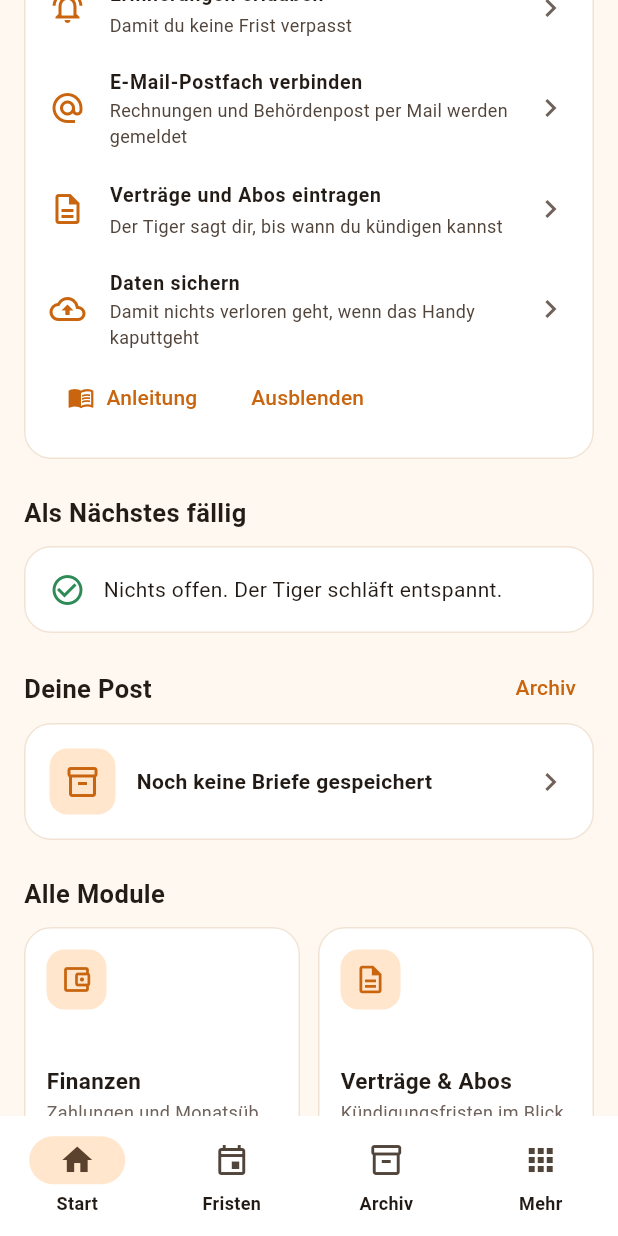
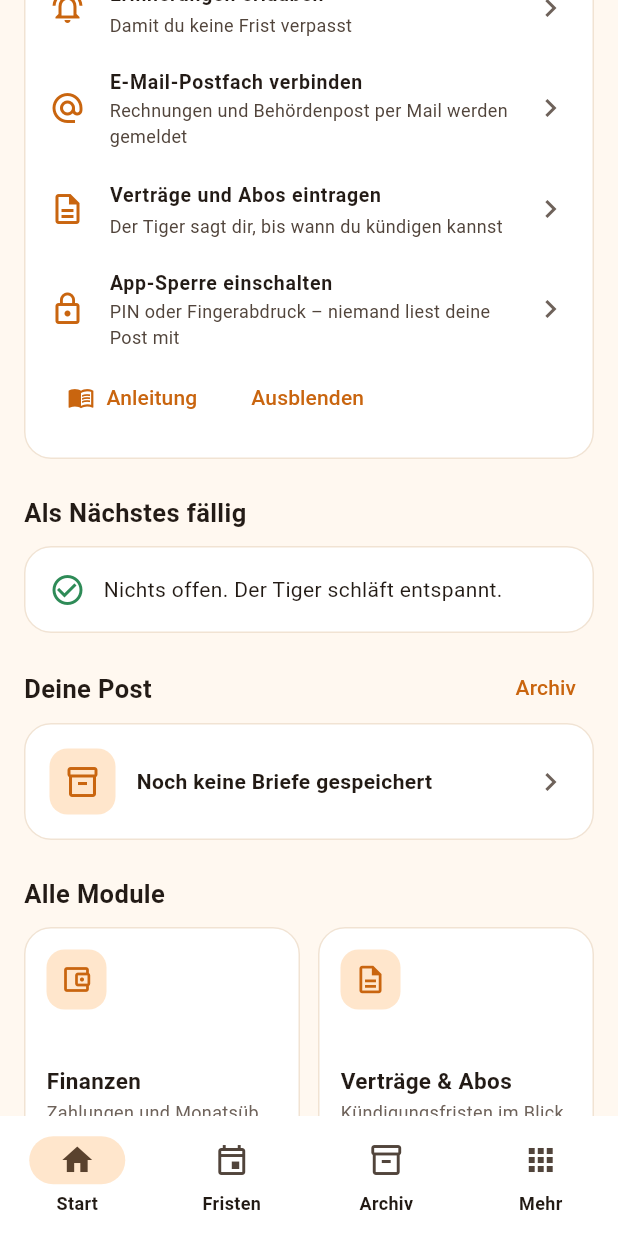
Before and after one commit to benderflorian2-a11y/Papiertiger1, a Flutter app: the Shell screen opened directly, scrolled down 576 dp, on a phone screen of 412 x 824 dp. Run offline on Flutter 3.47's test engine with Material 3 defaults, Android fonts, the phone set to English and light mode, and no system bars; our stand-ins replace flutter_local_notifications, image_picker, pdf, qr_flutter, share_plus, shared_preferences and 2 more; missing offline and left inert: cryptography, dart:js_interop, file_selector, fints, flutter_edge_ai, flutter_edge_ai_litertlm and 3 more; accounts and stored records are empty.

Commit message:
Erste Schritte: App-Sperre statt doppeltem „Daten sichern“
Co-Authored-By: Claude Opus 5.5 <noreply@anthropic.com>
Claude-Session: https://claude.ai/code/session_019UyFsTEV4oEwdGSQowaFUP

```diff
--- a/lib/ui/anleitung.dart
+++ b/lib/ui/anleitung.dart
@@ -61,8 +61,9 @@ class ErsteSchritteKarte extends StatelessWidget {
                 Icons.alternate_email, store.postfach.konto != null, (c) => _oeffne(c, const PostfachScreen())),
           _Schritt('Verträge und Abos eintragen', 'Der Tiger sagt dir, bis wann du kündigen kannst',
               Icons.description_outlined, store.vertraege.isNotEmpty, (c) => _oeffne(c, const VertraegeScreen())),
-          _Schritt('Daten sichern', 'Damit nichts verloren geht, wenn das Handy kaputtgeht', Icons.cloud_upload_outlined,
-              letzteSicherung(store.notizen) != null, (c) => _oeffne(c, const SicherungScreen())),
+          // „Daten sichern“ erinnert die Startseite schon unter „Heute erledigen“
+          _Schritt('App-Sperre einschalten', 'PIN oder Fingerabdruck – niemand liest deine Post mit', Icons.lock_outline,
+              sperreAn(store), (c) => _oeffne(c, const SicherheitScreen())),
         ];
         final fertig = schritte.where((s) => s.erledigt).length;
         if (fertig == schritte.length) return const SizedBox.shrink();
```
